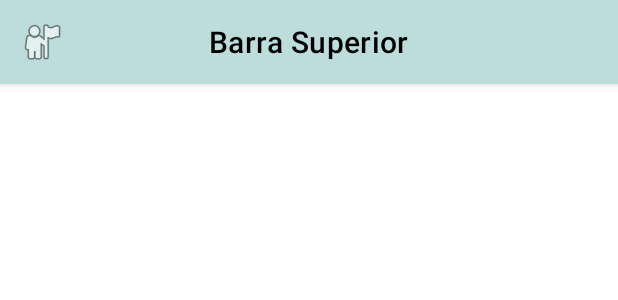
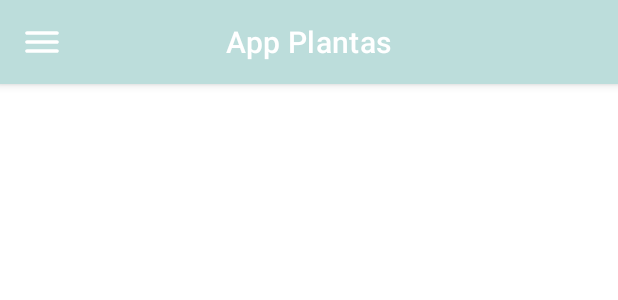
Before and after one commit to SaidAZG/ProyectoAndroid1, an Android app: the layout navigation_drawer.xml on its own in the app's theme, with its tools: preview values and no code run, on a phone screen of 412 x 824 dp. Shown: the top 300 px of the screen. Run offline under Robolectric (Android 15) with nearby library versions, the phone set to English and light mode, and no system bars; Roboto replaces fonts that are not available here.

Commit message:
Barra Lateral
Diseño y configuración básica de la barra lateral para el nuevo menú principal

```diff
--- /dev/null
+++ b/app/src/main/res/drawable-v24/round_menu.xml
@@ -0,0 +1,16 @@
+<vector xmlns:android="http://schemas.android.com/apk/res/android"
+    android:width="32dp"
+    android:height="32dp"
+    android:viewportWidth="20"
+    android:viewportHeight="20"
+    android:tint="@color/white">
+  <path
+      android:fillColor="@android:color/white"
+      android:pathData="M3,6.25L3,6.25C3,6.66 3.34,7 3.75,7h12.5C16.66,7 17,6.66 17,6.25v0c0,-0.41 -0.34,-0.75 -0.75,-0.75H3.75C3.34,5.5 3,5.84 3,6.25z"/>
+  <path
+      android:fillColor="@android:color/white"
+      android:pathData="M3.75,14.5h12.5c0.41,0 0.75,-0.34 0.75,-0.75v0c0,-0.41 -0.34,-0.75 -0.75,-0.75H3.75C3.34,13 3,13.34 3,13.75v0C3,14.16 3.34,14.5 3.75,14.5z"/>
+  <path
+      android:fillColor="@android:color/white"
+      android:pathData="M3.75,10.75h12.5c0.41,0 0.75,-0.34 0.75,-0.75v0c0,-0.41 -0.34,-0.75 -0.75,-0.75H3.75C3.34,9.25 3,9.59 3,10v0C3,10.41 3.34,10.75 3.75,10.75z"/>
+</vector>
--- a/app/src/main/res/layout/navigation_drawer.xml
+++ b/app/src/main/res/layout/navigation_drawer.xml
@@ -1,10 +1,10 @@
 <?xml version="1.0" encoding="utf-8"?>
-<layout xmlns:android="http://schemas.android.com/apk/res/android"
+<layout xmlns:tools="http://schemas.android.com/tools"
+    xmlns:android="http://schemas.android.com/apk/res/android"
     xmlns:app="http://schemas.android.com/apk/res-auto">
     <androidx.constraintlayout.widget.ConstraintLayout
         android:layout_width="match_parent"
-        android:layout_height="match_parent"
-        xmlns:tools="http://schemas.android.com/tools">
+        android:layout_height="match_parent">
         <androidx.drawerlayout.widget.DrawerLayout
             android:id="@+id/drawerLayout"
             android:layout_width="match_parent"
@@ -26,8 +26,9 @@
                         android:id="@+id/topAppBar"
                         android:layout_width="match_parent"
                         android:layout_height="?attr/actionBarSize"
-                        app:title="Barra Superior"
-                        app:navigationIcon="@android:drawable/ic_menu_myplaces"
+                        app:title="@string/app_name"
+                        app:titleTextColor="@color/white"
+                        app:navigationIcon="@drawable/round_menu"
                         style="@style/Widget.MaterialComponents.Toolbar.PrimarySurface"
                         android:background="@android:color/transparent"
                         android:elevation="0dp"
```
Also changed, not shown: app/src/main/res/drawable-v24/list_bold.png (added).
